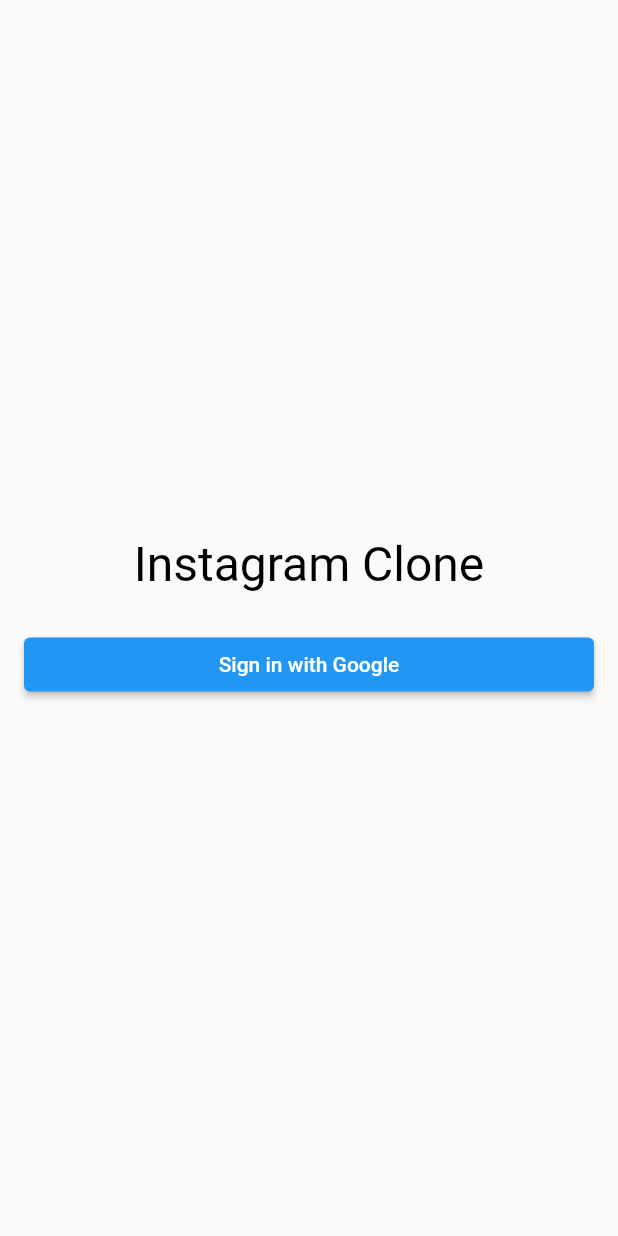
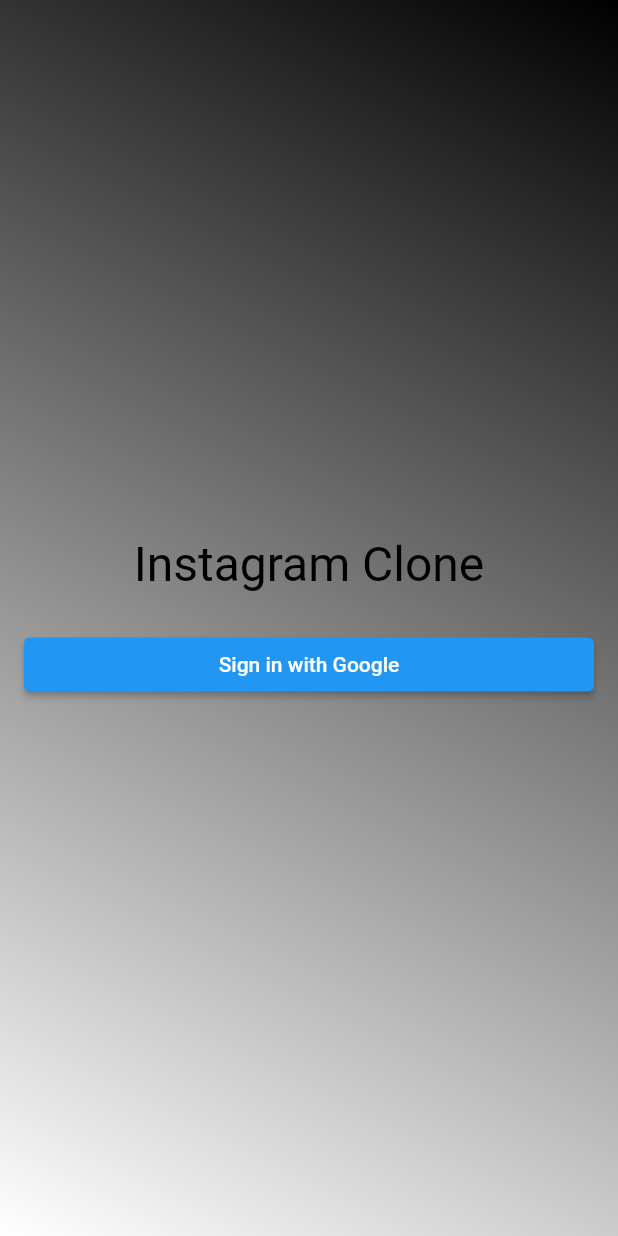
Before and after one commit to christanplaza/instagram_clone_flutter, a Flutter app: the screen it shows after launch, on a phone screen of 412 x 824 dp. Run offline on Flutter 3.47's test engine with Material 2 defaults, Android fonts, the phone set to English and light mode, and no system bars; our stand-ins replace google_sign_in.

```diff
--- a/lib/main.dart
+++ b/lib/main.dart
@@ -11,12 +11,9 @@ class MyApp extends StatelessWidget {
   // This widget is the root of your application.
   @override
   Widget build(BuildContext context) {
-    return MaterialApp(
+    return const MaterialApp(
       title: 'Flutter Demo',
-      theme: ThemeData(
-        primarySwatch: Colors.blue,
-      ),
-      home: const HomePage(),
+      home: HomePage(),
     );
   }
 }
--- a/lib/pages/HomePage.dart
+++ b/lib/pages/HomePage.dart
@@ -1,4 +1,10 @@
 import 'package:flutter/material.dart';
+import 'package:google_sign_in/google_sign_in.dart';
+
+GoogleSignIn _googleSignIn = GoogleSignIn(scopes: <String>[
+  'email',
+  'https://www.googleapis.com/auth/contacts.readonly',
+]);
 
 class HomePage extends StatefulWidget {
   const HomePage({Key? key}) : super(key: key);
@@ -8,46 +14,93 @@ class HomePage extends StatefulWidget {
 }
 
 class _HomePageState extends State<HomePage> {
-  bool isSignedIn = false;
+  GoogleSignInAccount? _currentUser;
 
-  Widget buildHomeScreen() {
-    return const Text("You are now Signed In");
+  @override
+  void initState() {
+    super.initState();
+
+    _googleSignIn.onCurrentUserChanged.listen((GoogleSignInAccount? account) {
+      setState(() {
+        _currentUser = account;
+      });
+
+      if (_currentUser != null) {
+        _handleGetContact(_currentUser!);
+      }
+    });
+
+    _googleSignIn.signInSilently();
   }
 
-  Scaffold buildSignInScreen() {
-    return Scaffold(
-      body: Container(
-        decoration: BoxDecoration(
-          gradient:
-        ),
-        child: Column(
+  Future<void> _handleGetContact(GoogleSignInAccount signInAccount) async {}
+
+  Future<void> loginUser() async {
+    await _googleSignIn.signIn();
+  }
+
+  Future<void> logoutUser() async {
+    _googleSignIn.disconnect();
+  }
+
+  Widget _buildBody() {
+    GoogleSignInAccount? user = _currentUser;
+
+    if (user != null) {
+      return Column(
         mainAxisAlignment: MainAxisAlignment.center,
         crossAxisAlignment: CrossAxisAlignment.center,
         children: [
           const Text("Instagram Clone",
               style: TextStyle(fontSize: 32.0, color: Colors.black)),
           Padding(
-              padding:
-                  const EdgeInsets.only(left: 16.0, right: 16.0, top: 24.0),
+            padding: const EdgeInsets.only(left: 16.0, right: 16.0, top: 24.0),
+            child: Text("Hello, ${user.displayName}"),
+          ),
+          Padding(
+            padding: const EdgeInsets.only(left: 16.0, right: 16.0, top: 24.0),
             child: ElevatedButton(
-                onPressed: () {},
+              onPressed: logoutUser,
+              child: const Center(
+                child: Text("Logout"),
+              ),
+            ),
+          ),
+        ],
+      );
+    } else {
+      return Column(
+        mainAxisAlignment: MainAxisAlignment.center,
+        crossAxisAlignment: CrossAxisAlignment.center,
+        children: [
+          const Text("Instagram Clone",
+              style: TextStyle(fontSize: 32.0, color: Colors.black)),
+          Padding(
+            padding: const EdgeInsets.only(left: 16.0, right: 16.0, top: 24.0),
+            child: ElevatedButton(
+              onPressed: loginUser,
               child: const Center(
                 child: Text("Sign in with Google"),
               ),
             ),
           )
         ],
-        ),
-      ),
       );
+    }
   }
 
   @override
   Widget build(BuildContext context) {
-    if (isSignedIn) {
-      return buildHomeScreen();
-    } else {
-      return buildSignInScreen();
+    return Scaffold(
+      body: Container(
+        decoration: const BoxDecoration(
+          gradient: LinearGradient(
+              begin: Alignment.topRight,
+              end: Alignment.bottomLeft,
+              colors: [Colors.black, Colors.white]),
+        ),
+        child: _buildBody(),
+      ),
+    );
   }
 }
-}
--- a/pubspec.yaml
+++ b/pubspec.yaml
@@ -34,6 +34,7 @@ dependencies:
   # The following adds the Cupertino Icons font to your application.
   # Use with the CupertinoIcons class for iOS style icons.
   cupertino_icons: ^1.0.2
+  google_sign_in: ^5.2.1
 
 dev_dependencies:
   flutter_test:
```
Also changed, not shown: pubspec.lock, 8 other files. Lines whose indentation alone changed are shown as unchanged.
